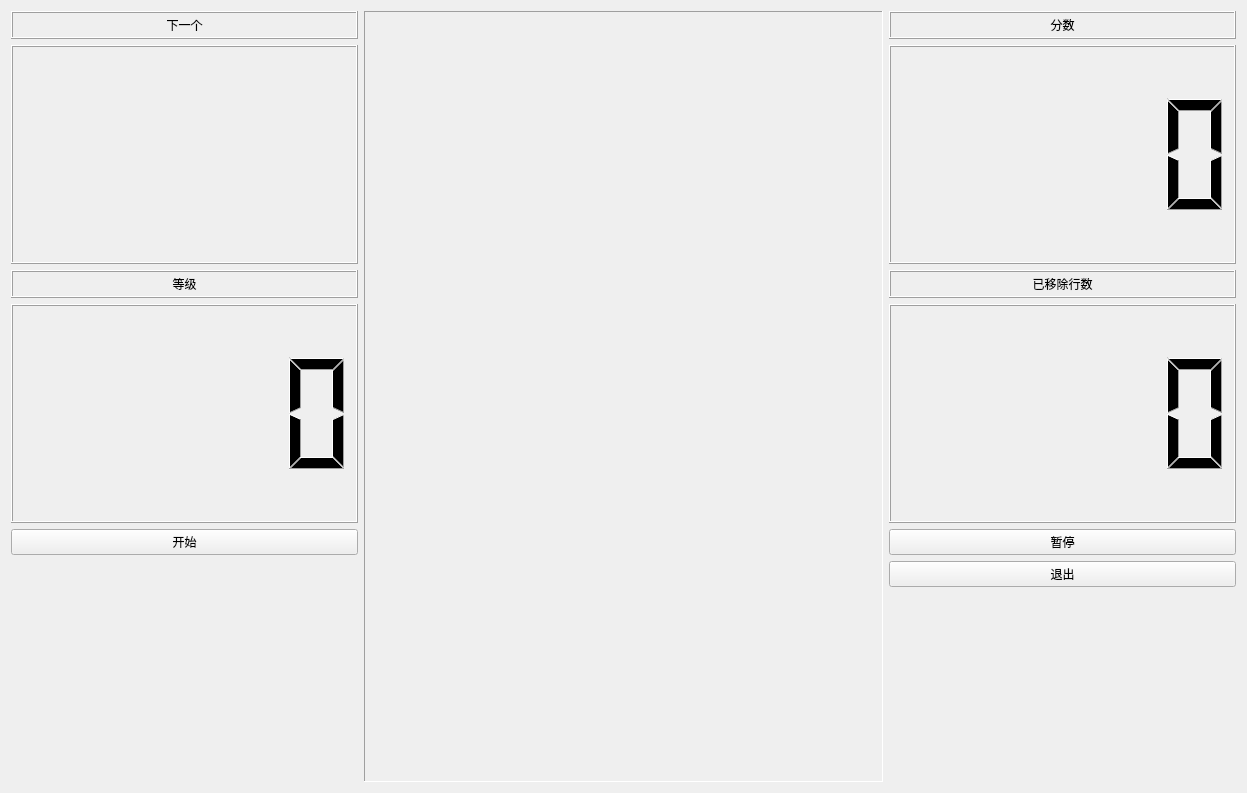
This is tetris_game.ui in i-stu-pid/Pyside6-Tetris as Qt 5 draws it before an edit. The edited form follows.
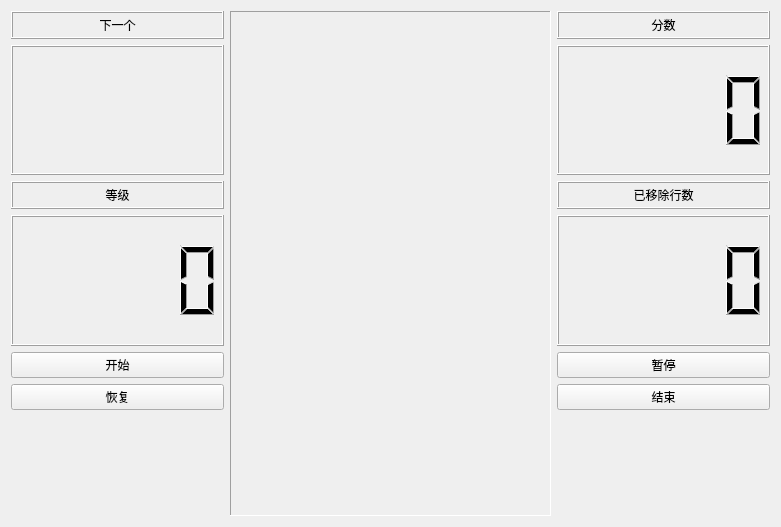
This is the edited form.

What changed in the file:
```diff
--- a/tetris_game.ui
+++ b/tetris_game.ui
@@ -6,8 +6,8 @@
    <rect>
     <x>0</x>
     <y>0</y>
-    <width>1247</width>
-    <height>793</height>
+    <width>781</width>
+    <height>527</height>
    </rect>
   </property>
   <property name="windowTitle">
@@ -84,6 +84,13 @@
          </property>
         </widget>
        </item>
+       <item>
+        <widget class="QPushButton" name="pushButton_recover">
+         <property name="text">
+          <string>恢复</string>
+         </property>
+        </widget>
+       </item>
        <item>
         <spacer name="verticalSpacer">
          <property name="orientation">
@@ -174,7 +181,7 @@
        <item>
         <widget class="QPushButton" name="pushButton_quit">
          <property name="text">
-          <string>退出</string>
+          <string>结束</string>
          </property>
         </widget>
        </item>
```
Left out of the diff: 2 changed lines with no effect on the pictures.
